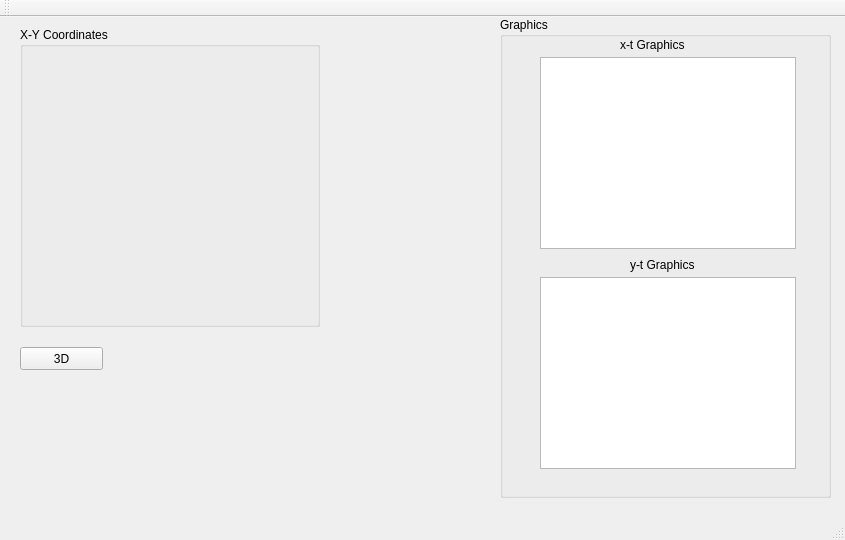
Old version of the form mainwindow.ui in the repository GTU-Contributions/BIL395_Project_I_BallOnAPlate.
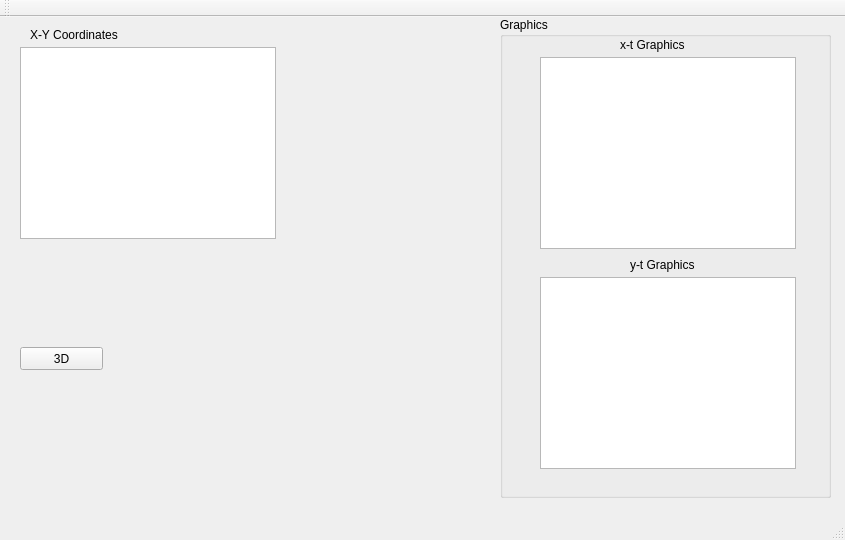
New version of the form.

Commit message: added xy-coordinate graphic viewer

Patch:
```diff
--- a/mainwindow.ui
+++ b/mainwindow.ui
@@ -79,19 +79,6 @@
      </property>
     </widget>
    </widget>
-   <widget class="QGroupBox" name="groupBox_3">
-    <property name="geometry">
-     <rect>
-      <x>20</x>
-      <y>10</y>
-      <width>300</width>
-      <height>300</height>
-     </rect>
-    </property>
-    <property name="title">
-     <string>X-Y Coordinates</string>
-    </property>
-   </widget>
    <widget class="QPushButton" name="pushButton">
     <property name="geometry">
      <rect>
@@ -105,6 +92,35 @@
      <string>3D</string>
     </property>
    </widget>
+   <widget class="QGraphicsView" name="xyCoordinates">
+    <property name="geometry">
+     <rect>
+      <x>20</x>
+      <y>30</y>
+      <width>256</width>
+      <height>192</height>
+     </rect>
+    </property>
+    <property name="mouseTracking">
+     <bool>false</bool>
+    </property>
+    <property name="acceptDrops">
+     <bool>false</bool>
+    </property>
+   </widget>
+   <widget class="QLabel" name="xyCoordinatesLabel">
+    <property name="geometry">
+     <rect>
+      <x>30</x>
+      <y>10</y>
+      <width>110</width>
+      <height>16</height>
+     </rect>
+    </property>
+    <property name="text">
+     <string>X-Y Coordinates</string>
+    </property>
+   </widget>
   </widget>
   <widget class="QMenuBar" name="menuBar">
    <property name="geometry">
```
The commit also changes 3 other files.
